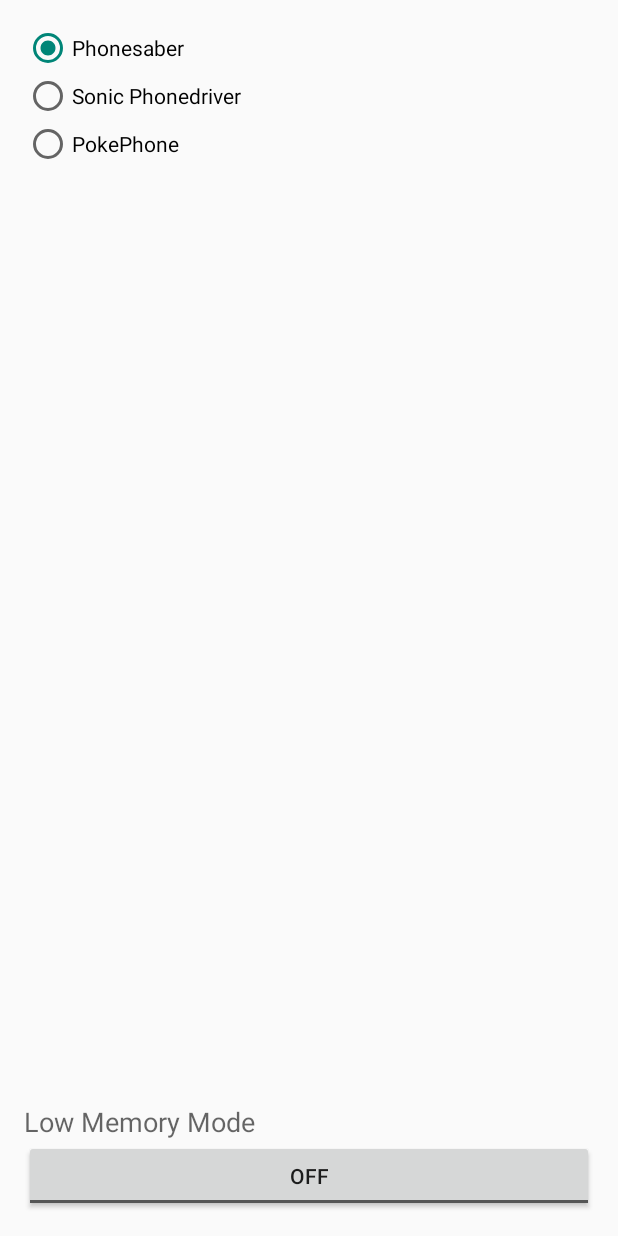
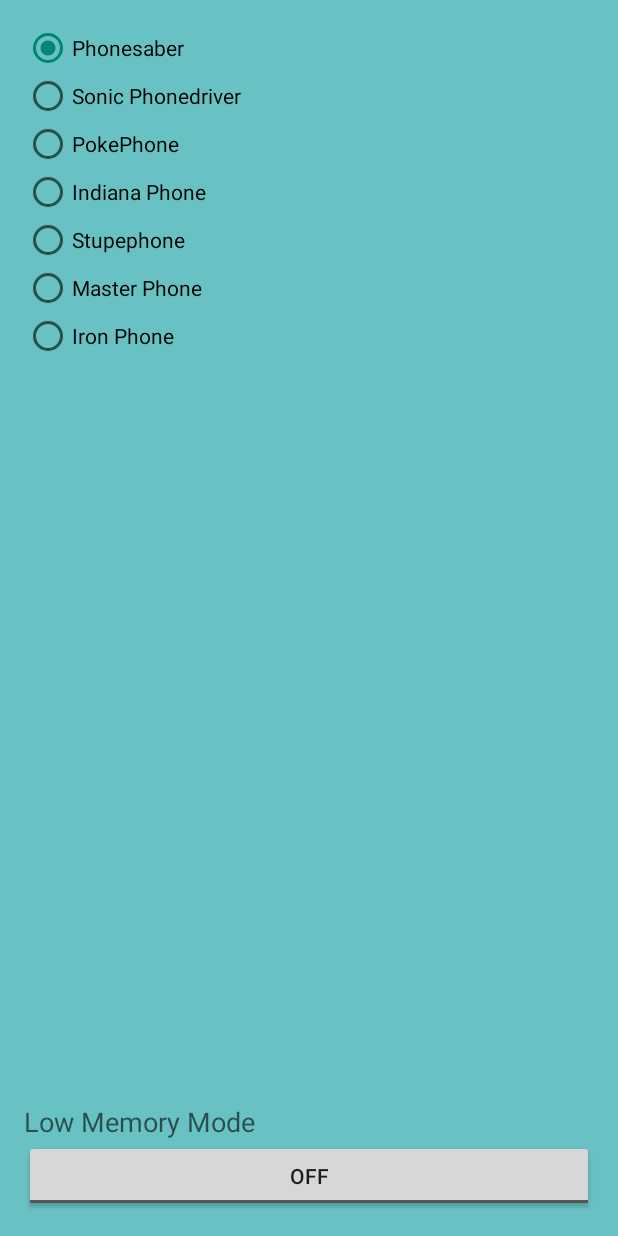
Before and after one commit to Graystripe17/Phonesaber, an Android app: the screen it shows after launch (MainActivity), on a phone screen of 412 x 824 dp. Run offline under Robolectric (Android 15) with nearby library versions, the phone set to English and light mode, and no system bars.

Commit message:
Added full set of SFX, fixed crashes

```diff
--- a/app/src/main/AndroidManifest.xml
+++ b/app/src/main/AndroidManifest.xml
@@ -7,7 +7,7 @@
         android:allowBackup="true"
         android:icon="@mipmap/ic_launcher"
         android:label="@string/app_name"
-        android:theme="@style/AppTheme" >
+        android:theme="@style/Theme.AppCompat.Light.NoActionBar" >
 
         <service android:name=".UpdateService" />
         <activity
--- a/app/src/main/java/cinnamint/com/phonesaber/autostart.java
+++ b/app/src/main/java/cinnamint/com/phonesaber/autostart.java
@@ -3,10 +3,14 @@ package cinnamint.com.phonesaber;
 import android.content.BroadcastReceiver;
 import android.content.Context;
 import android.content.Intent;
+import android.util.Log;
+import android.widget.Toast;
 
 public class autostart extends BroadcastReceiver {
 
     public void onReceive(Context context, Intent arg1) {
+        Log.d("WINSTON", "New BOOT");
+        Toast.makeText(context, "RECEIVED", Toast.LENGTH_LONG);
         Intent intentStartService = new Intent(context, UpdateService.class);
         // No need for put extra, default screenOff = false
         context.startService(intentStartService);
--- a/app/src/main/res/layout/activity_main.xml
+++ b/app/src/main/res/layout/activity_main.xml
@@ -3,7 +3,8 @@
     android:layout_height="match_parent" android:paddingLeft="@dimen/activity_horizontal_margin"
     android:paddingRight="@dimen/activity_horizontal_margin"
     android:paddingTop="@dimen/activity_vertical_margin"
-    android:paddingBottom="@dimen/activity_vertical_margin" tools:context=".MainActivity">
+    android:paddingBottom="@dimen/activity_vertical_margin" tools:context=".MainActivity"
+    android:background="#68C2C3">
 
     <RadioGroup
         android:layout_width="match_parent"
@@ -34,14 +35,39 @@
             android:id="@+id/pokephone"
             android:checked="false" />
 
+        <RadioButton
+            android:layout_width="wrap_content"
+            android:layout_height="wrap_content"
+            android:text="Indiana Phone"
+            android:id="@+id/indianaphone" />
+
+        <RadioButton
+            android:layout_width="wrap_content"
+            android:layout_height="wrap_content"
+            android:text="Stupephone"
+            android:id="@+id/stupephone" />
+
+        <RadioButton
+            android:layout_width="wrap_content"
+            android:layout_height="wrap_content"
+            android:text="Master Phone"
+            android:id="@+id/masterphone" />
+
+        <RadioButton
+            android:layout_width="wrap_content"
+            android:layout_height="wrap_content"
+            android:text="Iron Phone"
+            android:id="@+id/ironphone" />
+
     </RadioGroup>
 
     <ToggleButton
         android:layout_width="match_parent"
         android:layout_height="wrap_content"
         android:text="Low Memory Mode"
-        android:id="@+id/toggleButton"
-        android:layout_alignBottom="@+id/myOptions" />
+        android:id="@+id/LowMemoryToggle"
+        android:layout_alignBottom="@+id/myOptions"
+        android:checked="false" />
 
     <TextView
         android:layout_width="wrap_content"
@@ -49,6 +75,6 @@
         android:textAppearance="?android:attr/textAppearanceMedium"
         android:text="Low Memory Mode"
         android:id="@+id/textView"
-        android:layout_above="@+id/toggleButton" />
+        android:layout_above="@+id/LowMemoryToggle" />
 
 </RelativeLayout>
```
Also changed, not shown: app/src/main/java/cinnamint/com/phonesaber/UpdateService.java (+103 -7 lines).
